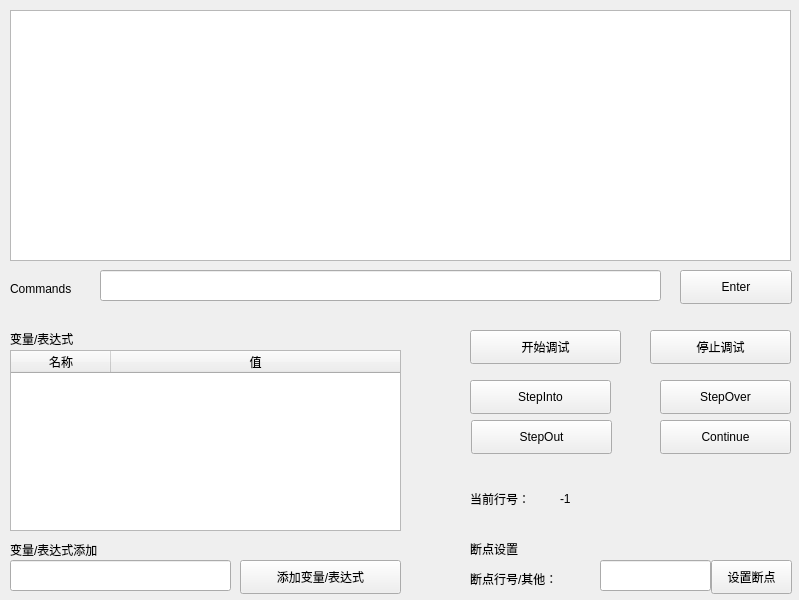
Old version of the form BITC/debuger.ui in the repository ssh555/CPP-IDE.
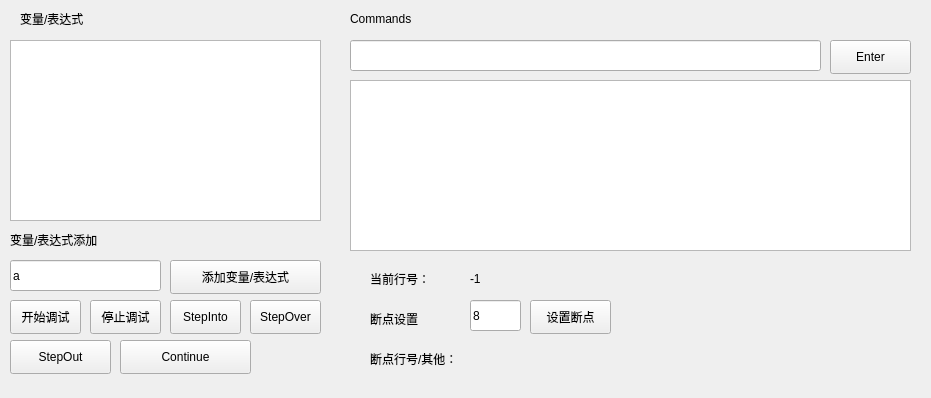
New version of the form.

Patch:
```diff
--- a/BITC/debuger.ui
+++ b/BITC/debuger.ui
@@ -6,8 +6,8 @@
    <rect>
     <x>0</x>
     <y>0</y>
-    <width>799</width>
-    <height>600</height>
+    <width>931</width>
+    <height>398</height>
    </rect>
   </property>
   <property name="windowTitle">
@@ -16,15 +16,12 @@
   <widget class="QPushButton" name="EnterButton">
    <property name="geometry">
     <rect>
-     <x>680</x>
-     <y>270</y>
-     <width>112</width>
+     <x>830</x>
+     <y>40</y>
+     <width>81</width>
      <height>34</height>
     </rect>
    </property>
-   <property name="styleSheet">
-    <string notr="true">font: 75 14pt &quot;Consolas&quot;;</string>
-   </property>
    <property name="text">
     <string>Enter</string>
    </property>
@@ -35,25 +32,22 @@
   <widget class="QTextBrowser" name="Information">
    <property name="geometry">
     <rect>
-     <x>10</x>
-     <y>10</y>
-     <width>781</width>
-     <height>251</height>
+     <x>350</x>
+     <y>80</y>
+     <width>561</width>
+     <height>171</height>
     </rect>
    </property>
   </widget>
   <widget class="QPushButton" name="Continue">
    <property name="geometry">
     <rect>
-     <x>660</x>
-     <y>420</y>
+     <x>120</x>
+     <y>340</y>
      <width>131</width>
      <height>34</height>
     </rect>
    </property>
-   <property name="styleSheet">
-    <string notr="true">font: 75 14pt &quot;Consolas&quot;;</string>
-   </property>
    <property name="text">
     <string>Continue</string>
    </property>
@@ -62,27 +56,24 @@
    <property name="geometry">
     <rect>
      <x>10</x>
-     <y>560</y>
-     <width>221</width>
+     <y>260</y>
+     <width>151</width>
      <height>31</height>
     </rect>
    </property>
    <property name="text">
-    <string/>
+    <string>a</string>
    </property>
   </widget>
   <widget class="QPushButton" name="StepOut">
    <property name="geometry">
     <rect>
-     <x>471</x>
-     <y>420</y>
-     <width>141</width>
+     <x>10</x>
+     <y>340</y>
+     <width>101</width>
      <height>34</height>
     </rect>
    </property>
-   <property name="styleSheet">
-    <string notr="true">font: 75 14pt &quot;Consolas&quot;;</string>
-   </property>
    <property name="text">
     <string>StepOut</string>
    </property>
@@ -90,15 +81,12 @@
   <widget class="QPushButton" name="StepInto">
    <property name="geometry">
     <rect>
-     <x>470</x>
-     <y>380</y>
-     <width>141</width>
+     <x>170</x>
+     <y>300</y>
+     <width>71</width>
      <height>34</height>
     </rect>
    </property>
-   <property name="styleSheet">
-    <string notr="true">font: 75 14pt &quot;Consolas&quot;;</string>
-   </property>
    <property name="text">
     <string>StepInto</string>
    </property>
@@ -106,22 +94,22 @@
   <widget class="QLineEdit" name="BreakLine">
    <property name="geometry">
     <rect>
-     <x>600</x>
-     <y>560</y>
-     <width>111</width>
+     <x>470</x>
+     <y>300</y>
+     <width>51</width>
      <height>31</height>
     </rect>
    </property>
    <property name="text">
-    <string/>
+    <string>8</string>
    </property>
   </widget>
   <widget class="QPushButton" name="DisplayButton">
    <property name="geometry">
     <rect>
-     <x>240</x>
-     <y>560</y>
-     <width>161</width>
+     <x>170</x>
+     <y>260</y>
+     <width>151</width>
      <height>34</height>
     </rect>
    </property>
@@ -132,15 +120,12 @@
   <widget class="QPushButton" name="Stop">
    <property name="geometry">
     <rect>
-     <x>650</x>
-     <y>330</y>
-     <width>141</width>
+     <x>90</x>
+     <y>300</y>
+     <width>71</width>
      <height>34</height>
     </rect>
    </property>
-   <property name="styleSheet">
-    <string notr="true">font: 75 14pt &quot;Consolas&quot;;</string>
-   </property>
    <property name="text">
     <string>停止调试</string>
    </property>
@@ -148,15 +133,12 @@
   <widget class="QLabel" name="label_5">
    <property name="geometry">
     <rect>
-     <x>10</x>
-     <y>280</y>
+     <x>350</x>
+     <y>10</y>
      <width>81</width>
      <height>18</height>
     </rect>
    </property>
-   <property name="styleSheet">
-    <string notr="true">font: 75 10pt &quot;Consolas&quot;;</string>
-   </property>
    <property name="text">
     <string>Commands</string>
    </property>
@@ -165,7 +147,7 @@
    <property name="geometry">
     <rect>
      <x>10</x>
-     <y>540</y>
+     <y>230</y>
      <width>141</width>
      <height>20</height>
     </rect>
@@ -177,15 +159,12 @@
   <widget class="QPushButton" name="StepOver">
    <property name="geometry">
     <rect>
-     <x>660</x>
-     <y>380</y>
-     <width>131</width>
+     <x>250</x>
+     <y>300</y>
+     <width>71</width>
      <height>34</height>
     </rect>
    </property>
-   <property name="styleSheet">
-    <string notr="true">font: 75 14pt &quot;Consolas&quot;;</string>
-   </property>
    <property name="text">
     <string>StepOver</string>
    </property>
@@ -193,8 +172,8 @@
   <widget class="QLabel" name="label">
    <property name="geometry">
     <rect>
-     <x>10</x>
-     <y>330</y>
+     <x>20</x>
+     <y>10</y>
      <width>101</width>
      <height>18</height>
     </rect>
@@ -206,9 +185,9 @@
   <widget class="QLineEdit" name="EnterLine">
    <property name="geometry">
     <rect>
-     <x>100</x>
-     <y>270</y>
-     <width>561</width>
+     <x>350</x>
+     <y>40</y>
+     <width>471</width>
      <height>31</height>
     </rect>
    </property>
@@ -216,8 +195,8 @@
   <widget class="QPushButton" name="BreakButton">
    <property name="geometry">
     <rect>
-     <x>711</x>
-     <y>560</y>
+     <x>530</x>
+     <y>300</y>
      <width>81</width>
      <height>34</height>
     </rect>
@@ -229,9 +208,9 @@
   <widget class="QLabel" name="label_4">
    <property name="geometry">
     <rect>
-     <x>470</x>
-     <y>540</y>
-     <width>141</width>
+     <x>370</x>
+     <y>310</y>
+     <width>101</width>
      <height>18</height>
     </rect>
    </property>
@@ -243,8 +222,8 @@
    <property name="geometry">
     <rect>
      <x>10</x>
-     <y>350</y>
-     <width>391</width>
+     <y>40</y>
+     <width>311</width>
      <height>181</height>
     </rect>
    </property>
@@ -255,7 +234,7 @@
     <number>2</number>
    </property>
    <attribute name="horizontalHeaderVisible">
-    <bool>true</bool>
+    <bool>false</bool>
    </attribute>
    <attribute name="horizontalHeaderCascadingSectionResizes">
     <bool>false</bool>
@@ -283,9 +262,9 @@
   <widget class="QLabel" name="label_2">
    <property name="geometry">
     <rect>
-     <x>470</x>
-     <y>570</y>
-     <width>131</width>
+     <x>370</x>
+     <y>350</y>
+     <width>111</width>
      <height>18</height>
     </rect>
    </property>
@@ -296,8 +275,8 @@
   <widget class="QLabel" name="label_6">
    <property name="geometry">
     <rect>
-     <x>470</x>
-     <y>490</y>
+     <x>370</x>
+     <y>270</y>
      <width>91</width>
      <height>18</height>
     </rect>
@@ -309,8 +288,8 @@
   <widget class="QLabel" name="NowLineNumber">
    <property name="geometry">
     <rect>
-     <x>560</x>
-     <y>490</y>
+     <x>470</x>
+     <y>270</y>
      <width>221</width>
      <height>18</height>
     </rect>
@@ -322,15 +301,12 @@
   <widget class="QPushButton" name="Start">
    <property name="geometry">
     <rect>
-     <x>470</x>
-     <y>330</y>
-     <width>151</width>
+     <x>10</x>
+     <y>300</y>
+     <width>71</width>
      <height>34</height>
     </rect>
    </property>
-   <property name="styleSheet">
-    <string notr="true">font: 75 14pt &quot;Consolas&quot;;</string>
-   </property>
    <property name="text">
     <string>开始调试</string>
    </property>
```
